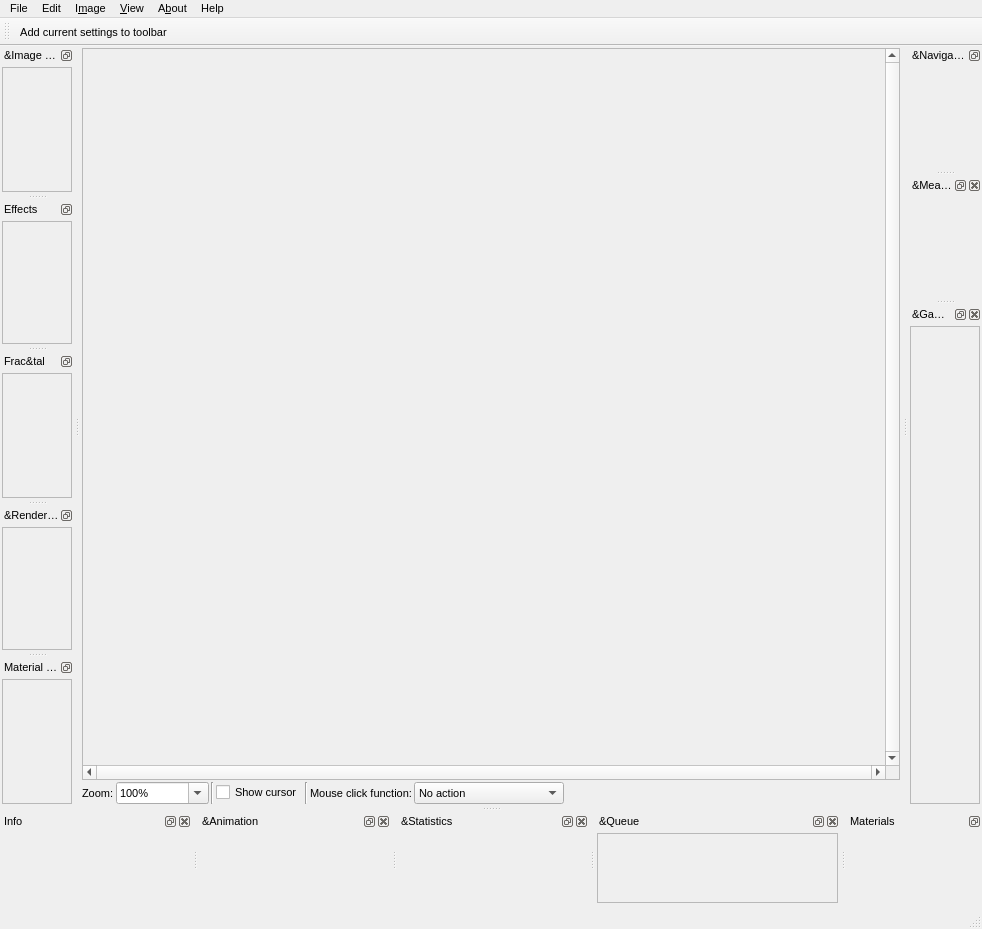
The window that mandelbulber2/qt/render_window.ui (buddhi1980/mandelbulber2) describes before a commit, drawn with Qt 5.
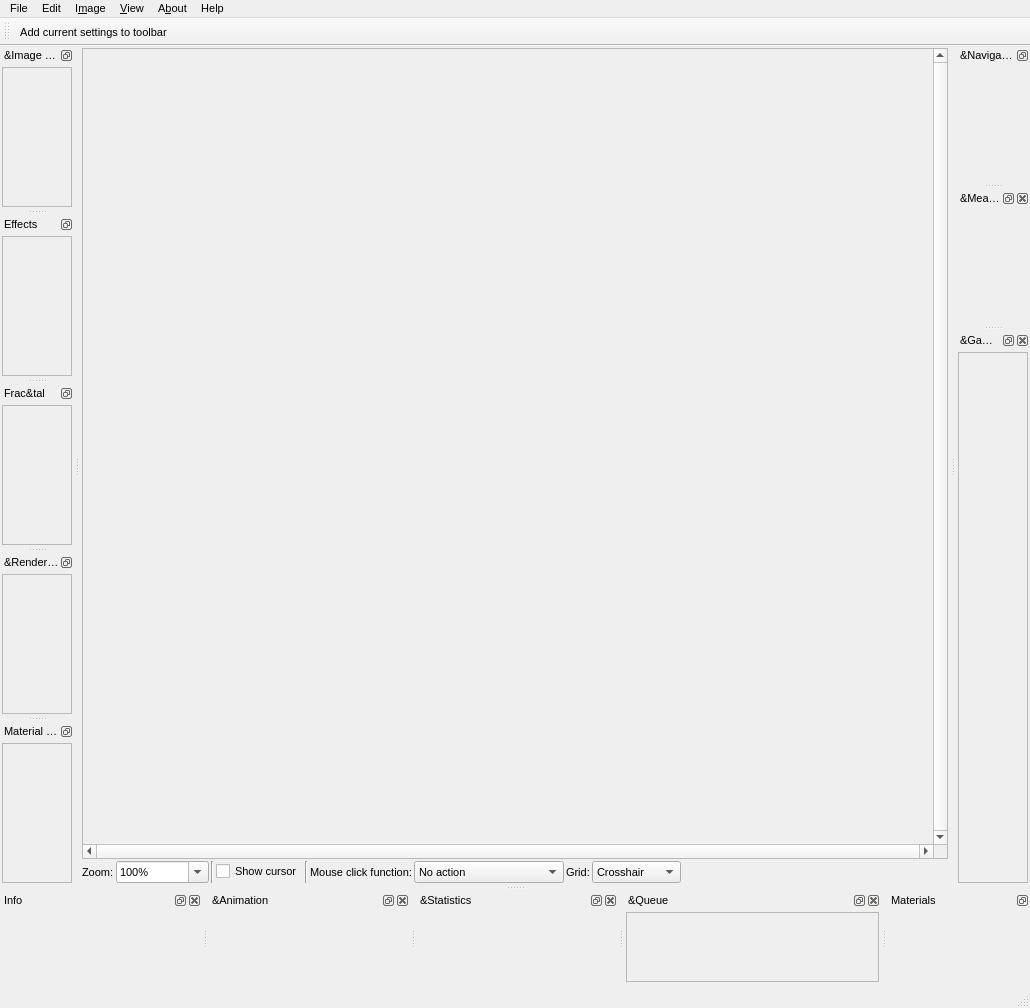
The same window after the commit. Icons and pictures are not drawn. Custom widgets are drawn as their Qt base class.

Commit message:
Thirds grid view, and golden ratio #91
replaced float(0.3) with 0.3f
replaced QApplication::connect with connect

What changed in the file:
```diff
--- a/mandelbulber2/qt/render_window.ui
+++ b/mandelbulber2/qt/render_window.ui
@@ -6,8 +6,8 @@
    <rect>
     <x>0</x>
     <y>0</y>
-    <width>982</width>
-    <height>929</height>
+    <width>1030</width>
+    <height>1008</height>
    </rect>
   </property>
   <property name="font">
@@ -77,8 +77,8 @@
            <rect>
             <x>0</x>
             <y>0</y>
-            <width>753</width>
-            <height>677</height>
+            <width>801</width>
+            <height>756</height>
            </rect>
           </property>
           <layout class="QVBoxLayout" name="scrollAreaLayoutRenderedImage">
@@ -107,7 +107,7 @@
           <number>2</number>
          </property>
          <item>
-          <layout class="QHBoxLayout" name="hl_zoom" stretch="0,0,0,0,0,0,0,0">
+          <layout class="QHBoxLayout" name="hl_zoom" stretch="0,0,0,0,0,0,0,0,0,0">
            <property name="spacing">
             <number>2</number>
            </property>
@@ -239,6 +239,32 @@
              </item>
             </widget>
            </item>
+           <item>
+            <widget class="QLabel" name="label_2">
+             <property name="text">
+              <string>Grid:</string>
+             </property>
+            </widget>
+           </item>
+           <item>
+            <widget class="QComboBox" name="comboBox_grid_type">
+             <item>
+              <property name="text">
+               <string>Crosshair</string>
+              </property>
+             </item>
+             <item>
+              <property name="text">
+               <string>Thirds grid</string>
+              </property>
+             </item>
+             <item>
+              <property name="text">
+               <string>Golden ratio</string>
+              </property>
+             </item>
+            </widget>
+           </item>
            <item>
             <spacer name="horizontalSpacer">
              <property name="orientation">
@@ -266,7 +292,7 @@
     <rect>
      <x>0</x>
      <y>0</y>
-     <width>982</width>
+     <width>1030</width>
      <height>21</height>
     </rect>
    </property>
@@ -415,7 +441,7 @@
           <x>0</x>
           <y>0</y>
           <width>84</width>
-          <height>110</height>
+          <height>131</height>
          </rect>
         </property>
         <layout class="QVBoxLayout" name="verticalLayout_19">
@@ -530,7 +556,7 @@
           <x>0</x>
           <y>0</y>
           <width>84</width>
-          <height>110</height>
+          <height>126</height>
          </rect>
         </property>
         <layout class="QVBoxLayout" name="verticalLayout_26">
@@ -597,7 +623,7 @@
           <x>0</x>
           <y>0</y>
           <width>84</width>
-          <height>110</height>
+          <height>114</height>
          </rect>
         </property>
         <layout class="QVBoxLayout" name="verticalLayout_59">
@@ -664,7 +690,7 @@
           <x>0</x>
           <y>0</y>
           <width>84</width>
-          <height>110</height>
+          <height>127</height>
          </rect>
         </property>
         <layout class="QVBoxLayout" name="verticalLayout_46">
@@ -832,7 +858,7 @@
          <rect>
           <x>0</x>
           <y>0</y>
-          <width>214</width>
+          <width>233</width>
           <height>84</height>
          </rect>
         </property>
@@ -930,7 +956,7 @@
           <x>0</x>
           <y>0</y>
           <width>84</width>
-          <height>110</height>
+          <height>131</height>
          </rect>
         </property>
         <layout class="QVBoxLayout" name="verticalLayout_materials">
@@ -1009,7 +1035,7 @@
           <x>0</x>
           <y>0</y>
           <width>84</width>
-          <height>401</height>
+          <height>441</height>
          </rect>
         </property>
         <layout class="QVBoxLayout" name="verticalLayout_94">
```
Left out of the diff: 2 changed lines with no effect on the pictures. The commit also changes 6 other files.
